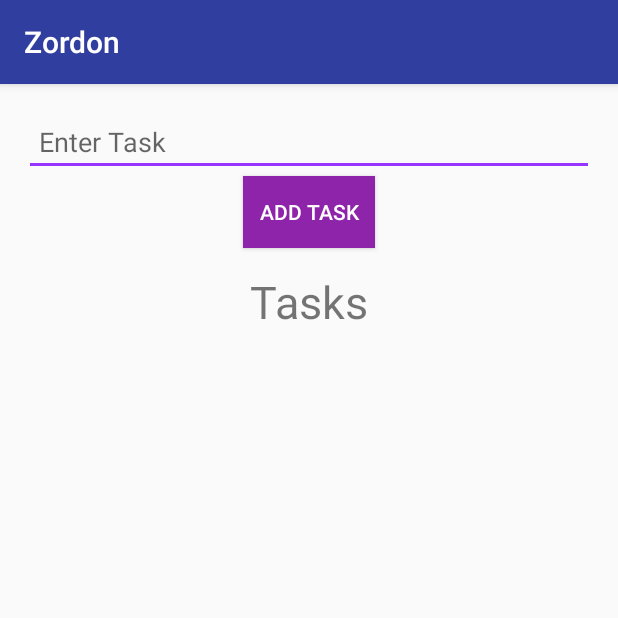
After one commit to 1ckarus/wings, an Android app: the Tasks screen opened directly, with no data from a screen before it, on a phone screen of 412 x 824 dp, the top half of it. The commit adds this screen. Run offline under Robolectric (Android 15) with nearby library versions, the phone set to English and light mode, and no system bars.

Commit message:
updated the tasks activiy, and made template for shedule activity

```diff
--- a/app/src/main/AndroidManifest.xml
+++ b/app/src/main/AndroidManifest.xml
@@ -45,6 +45,8 @@
                 android:name="android.support.PARENT_ACTIVITY"
                 android:value="ickarus.zordon.MainActivity" />
         </activity>
+        <activity android:name=".Tasks" />
+        <activity android:name=".Schedule"></activity>
     </application>
 
 </manifest>
--- /dev/null
+++ b/app/src/main/java/ickarus/zordon/CustomAdapter.java
@@ -0,0 +1,34 @@
+package ickarus.zordon;
+
+import android.app.Activity;
+import android.content.Context;
+import android.view.LayoutInflater;
+import android.view.View;
+import android.view.ViewGroup;
+import android.widget.ArrayAdapter;
+import android.widget.CheckBox;
+import android.widget.TextView;
+
+import java.util.ArrayList;
+import java.util.List;
+
+public class CustomAdapter extends ArrayAdapter <String> {
+List<String> taskList= null;
+    Context context;
+    public CustomAdapter(Context context, List objects) {
+        super(context, R.layout.row, objects);
+        this.context = context;
+        this.taskList = objects;
+    }
+
+    public View getView(int position, View convertView, ViewGroup parent) {
+        // TODO Auto-generated method stub
+        LayoutInflater inflater = ((Activity) context).getLayoutInflater();
+        convertView = inflater.inflate(R.layout.row, parent, false);
+        TextView name = (TextView) convertView.findViewById(R.id.textView1);
+        CheckBox cb = (CheckBox) convertView.findViewById(R.id.checkBox1);
+        name.setText(taskList.get(position));
+
+        return convertView;
+    }
+}
--- /dev/null
+++ b/app/src/main/java/ickarus/zordon/Tasks.java
@@ -0,0 +1,50 @@
+package ickarus.zordon;
+
+import android.support.v7.app.AppCompatActivity;
+import android.os.Bundle;
+import android.util.Log;
+import android.view.View;
+import android.widget.Button;
+import android.widget.CheckBox;
+import android.widget.EditText;
+import android.app.Activity;
+import android.view.Menu;
+import android.widget.ListView;
+
+import java.util.ArrayList;
+import java.util.List;
+
+public class Tasks extends AppCompatActivity {
+    private int taskId=0;
+    ListView lv;
+    List <String> tasks;
+    @Override
+    protected void onCreate(Bundle savedInstanceState) {
+
+        super.onCreate(savedInstanceState);
+        setContentView(R.layout.activity_tasks);
+
+        lv= (ListView) findViewById(R.id.listView1);
+        tasks= new ArrayList<>();
+
+        final EditText taskName= (EditText) findViewById(R.id.TaskName);
+        Button taskButton= (Button) findViewById(R.id.TaskButton);
+        final CustomAdapter adapter = new CustomAdapter(this, tasks);
+        lv.setAdapter(adapter);
+
+        taskButton.setOnClickListener(new View.OnClickListener() {
+            @Override
+            public void onClick(View v) {
+                String getTask = taskName.getText().toString();
+                tasks.add(getTask);
+                taskName.setText("");
+                adapter.notifyDataSetChanged();
+
+            }
+        });
+
+
+
+    }
+
+}
--- a/app/src/main/res/drawable/circle_shape.xml
+++ b/app/src/main/res/drawable/circle_shape.xml
@@ -6,5 +6,6 @@
     android:thickness="20dp"
     android:useLevel="false"
 
+    android:tint="#b0bec5"
 
    />
--- /dev/null
+++ b/app/src/main/res/layout/activity_tasks.xml
@@ -0,0 +1,52 @@
+<?xml version="1.0" encoding="utf-8"?>
+<RelativeLayout xmlns:android="http://schemas.android.com/apk/res/android"
+    xmlns:tools="http://schemas.android.com/tools"
+    android:layout_width="match_parent"
+    android:layout_height="match_parent"
+    android:paddingBottom="@dimen/activity_vertical_margin"
+    android:paddingLeft="@dimen/activity_horizontal_margin"
+    android:paddingRight="@dimen/activity_horizontal_margin"
+    android:paddingTop="@dimen/activity_vertical_margin"
+    tools:context="ickarus.zordon.Tasks">
+
+   <LinearLayout
+       android:layout_width="match_parent"
+       android:layout_height="wrap_content"
+       android:orientation= "vertical">
+           />
+
+       <EditText
+           android:id="@+id/TaskName"
+           android:paddingLeft="10sp"
+           android:hint="Enter Task"
+           android:layout_width="match_parent"
+           android:layout_height="wrap_content" />
+
+       <Button
+           android:id="@+id/TaskButton"
+           android:layout_gravity="center"
+           android:text="Add Task"
+           android:background="#8e24aa"
+           android:textColor="#FFFFFF"
+           android:layout_width="wrap_content"
+           android:layout_height="wrap_content"/>
+
+
+      <TextView
+          android:text="Tasks"
+          android:paddingTop="15sp"
+          android:layout_gravity="center"
+          android:textSize="30sp"
+          android:layout_width="wrap_content"
+          android:layout_height="wrap_content"
+          />
+
+       <ListView
+           android:id="@+id/listView1"
+           android:layout_width="match_parent"
+           android:layout_height="wrap_content" >
+       </ListView>
+
+   </LinearLayout>
+
+</RelativeLayout>
--- a/app/src/main/res/layout/nav_header_menu_drawer.xml
+++ b/app/src/main/res/layout/nav_header_menu_drawer.xml
@@ -29,6 +29,6 @@
         android:id="@+id/textView"
         android:layout_width="wrap_content"
         android:layout_height="wrap_content"
-        android:text="android.studio@android.com" />
+        android:text="Zordon" />
 
 </LinearLayout>
```
Also changed, not shown: app/src/main/java/ickarus/zordon/CourseAdapter.java (added, +39 -0 lines), app/src/main/java/ickarus/zordon/Schedule.java (added, +69 -0 lines), app/src/main/java/ickarus/zordon/course.java (added, +50 -0 lines), app/src/main/java/ickarus/zordon/courseItem.java (added, +49 -0 lines), app/src/main/java/ickarus/zordon/dashBoard.java (+18 -0 lines), app/src/main/res/layout/activity_schedule.xml (added, +53 -0 lines), app/src/main/res/layout/content_dash_board.xml (+14 -0 lines), app/src/main/res/layout/courserow.xml (added, +26 -0 lines), app/src/main/res/layout/row.xml (added, +18 -0 lines), app/src/main/res/drawable/plus.png (added), app/src/main/res/drawable/purpleplus.png (added).
